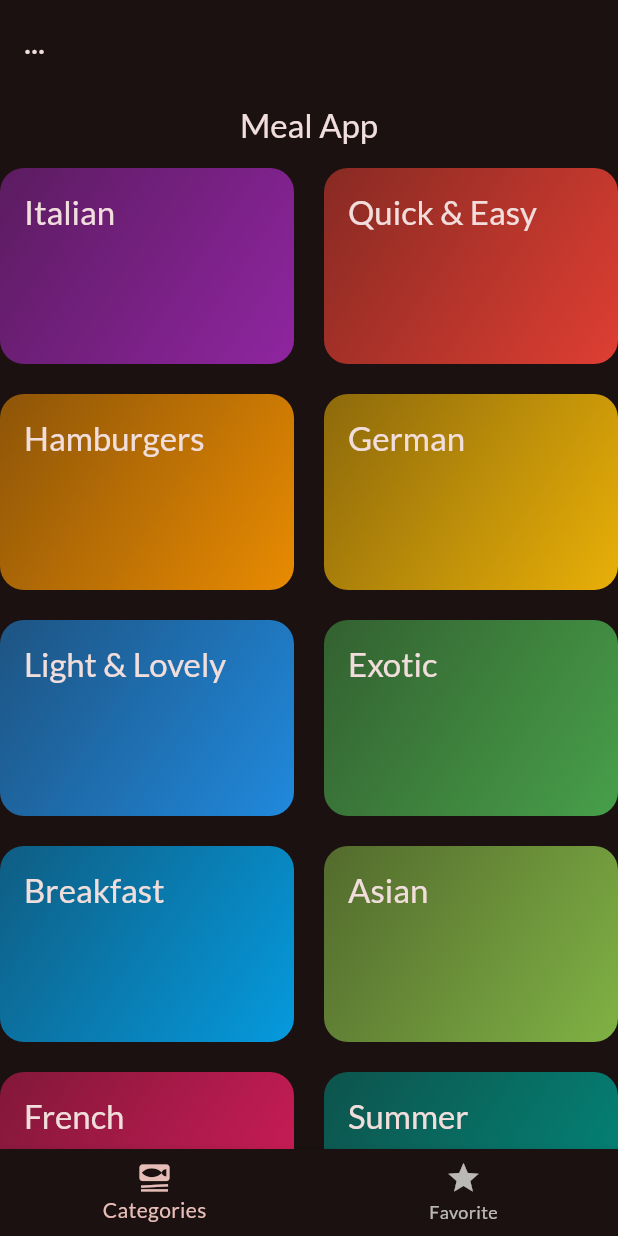
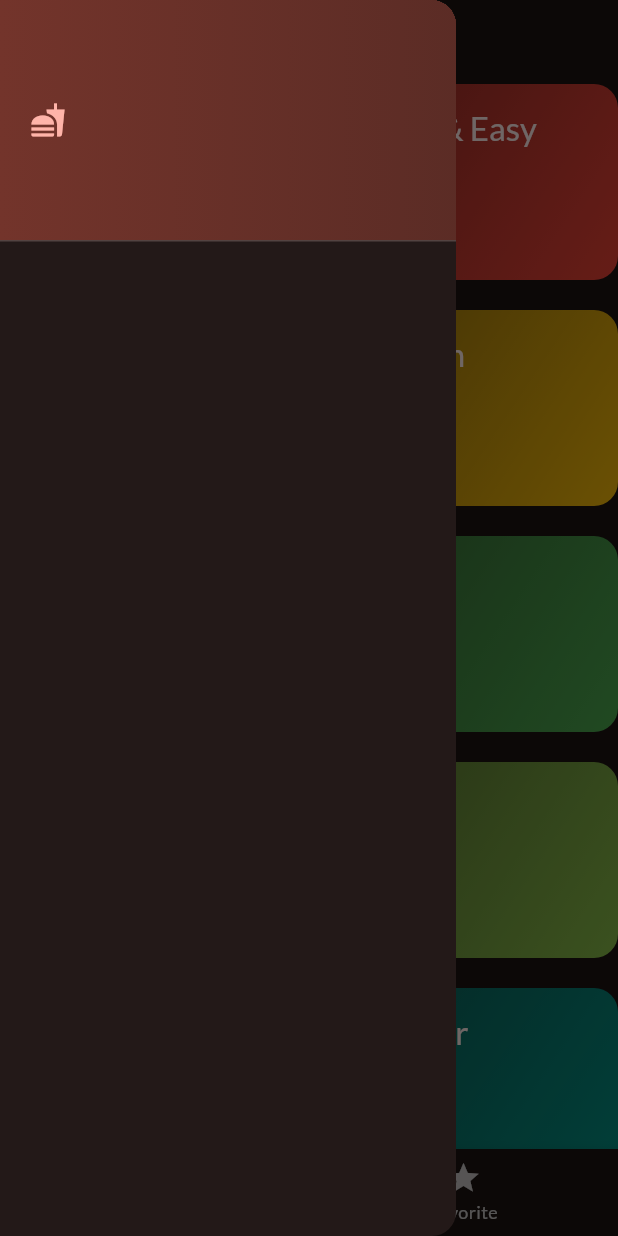
Before and after one commit to NourhanMagdy21/Meal_App, a Flutter app: the screen it shows after launch, with the side drawer open (before the commit the screen has no drawer), on a phone screen of 412 x 824 dp. Run offline on Flutter 3.47's test engine with Material 3 defaults, Android fonts, the phone set to English and light mode, and no system bars; our stand-ins replace google_fonts, transparent_image.

Commit message:
added some features

```diff
--- a/lib/screens/categories_screen.dart
+++ b/lib/screens/categories_screen.dart
@@ -1,18 +1,16 @@
 import 'package:flutter/material.dart';
 
 import '../data/dummy_data.dart';
+import '../models/meal.dart';
 import '../widgets/category_grid_item.dart';
 
 class CategoriesScreen extends StatelessWidget {
-  const CategoriesScreen({super.key});
+  const CategoriesScreen({super.key, required this.onToggleFavorite});
+  final void Function(Meal meal) onToggleFavorite;
 
   @override
   Widget build(BuildContext context) {
-    return Scaffold(
-      appBar: AppBar(
-        title: Center(child: Text('Meal App')),
-      ),
-      body: GridView(
+    return  GridView(
         gridDelegate: SliverGridDelegateWithFixedCrossAxisCount(
           crossAxisCount: 2,
           mainAxisSpacing: 20,
@@ -21,9 +19,9 @@ class CategoriesScreen extends StatelessWidget {
         ),
         children: [
           for (final category in availableCategories)
-            CategoryGridItem(category: category)
+            CategoryGridItem(category: category, onToggleFavorite: onToggleFavorite,)
         ],
-      ),
+
     );
   }
 }
--- a/lib/screens/tabs_screen.dart
+++ b/lib/screens/tabs_screen.dart
@@ -1,5 +1,8 @@
 import 'package:flutter/material.dart';
 import 'package:food_app/screens/categories_screen.dart';
+import 'package:food_app/screens/meals_screen.dart';
+import '../models/meal.dart';
+import '../widgets/main_drawer.dart';
 
 class TabsScreen extends StatefulWidget {
   const TabsScreen({super.key});
@@ -10,6 +13,29 @@ class TabsScreen extends StatefulWidget {
 
 class _TabsScreenState extends State<TabsScreen> {
   int _selectPageIndex =0 ;
+  final List<Meal> _favoriteMeal = [];
+
+
+  void _showInfoMessage(String message){
+    ScaffoldMessenger.of(context).clearSnackBars();
+    ScaffoldMessenger.of(context).showSnackBar(SnackBar(content: Text(message)),);
+  }
+
+  void _toggleMealFavoriteStatus(Meal meal){
+    final isExisting = _favoriteMeal.contains(meal);
+    if(isExisting){
+      setState(() {
+        _favoriteMeal.remove(meal);
+      });
+      _showInfoMessage('Meal is no longer favorite');
+    }else{
+      setState(() {
+        _favoriteMeal.add(meal);
+      });
+      _showInfoMessage('Marked as a favorite!');
+    }
+  }
+
   void _selectPage(int index){
     setState(() {
       _selectPageIndex = index;
@@ -17,11 +43,18 @@ class _TabsScreenState extends State<TabsScreen> {
   }
   @override
   Widget build(BuildContext context) {
+    Widget activePage = CategoriesScreen(onToggleFavorite: _toggleMealFavoriteStatus,);
+    var activePageTitle= 'Pick your category';
+    if(_selectPageIndex==1){
+      activePage = MealsScreen(meals: _favoriteMeal, onToggleFavorite: _toggleMealFavoriteStatus,);
+      activePageTitle = 'Favorites';
+    }
     return Scaffold(
       appBar: AppBar(
-        title: Text('...'),
+        title: Text(activePageTitle),
       ),
-      body: CategoriesScreen(),
+      body: activePage,
+      drawer: MainDrawer(),
       bottomNavigationBar: BottomNavigationBar(
           onTap: _selectPage,
           currentIndex: _selectPageIndex,
--- a/lib/widgets/category_grid_item.dart
+++ b/lib/widgets/category_grid_item.dart
@@ -6,9 +6,11 @@ import '../models/category.dart';
 import '../models/meal.dart';
 
 class CategoryGridItem extends StatelessWidget {
-  const CategoryGridItem({super.key, required this.category});
+  const CategoryGridItem({super.key, required this.category, required this.onToggleFavorite});
 
   final Category category;
+  final void Function(Meal meal) onToggleFavorite;
+
 
   @override
   Widget build(BuildContext context) {
@@ -17,7 +19,7 @@ class CategoryGridItem extends StatelessWidget {
           final List<Meal> filteredMeal = dummyMeals.where((meal)=>meal.categories.contains(category.id),).toList();
           Navigator.of(context).push(MaterialPageRoute(builder: (ctx)=> MealsScreen(
             title: category.title,
-            meals: filteredMeal,
+            meals: filteredMeal, onToggleFavorite: onToggleFavorite,
           ),
           ));
         },
--- /dev/null
+++ b/lib/widgets/main_drawer.dart
@@ -0,0 +1,30 @@
+import 'package:flutter/material.dart';
+
+class MainDrawer extends StatelessWidget {
+  const MainDrawer({super.key});
+
+  @override
+  Widget build(BuildContext context) {
+    return Drawer(
+      child: Column(
+        children: [
+          DrawerHeader(
+              padding: EdgeInsets.all(20),
+              decoration: BoxDecoration(
+                  gradient: LinearGradient(colors: [
+                Theme.of(context).colorScheme.primaryContainer,
+                Theme.of(context).colorScheme.primaryContainer.withOpacity(0.7),
+              ])),
+              child: Row(
+                children: [
+                  Icon(
+                    Icons.fastfood,
+                    color: Theme.of(context).colorScheme.primary,
+                  ),
+                ],
+              ))
+        ],
+      ),
+    );
+  }
+}
```
Also changed, not shown: lib/screens/meals_screen.dart (+13 -7 lines).
